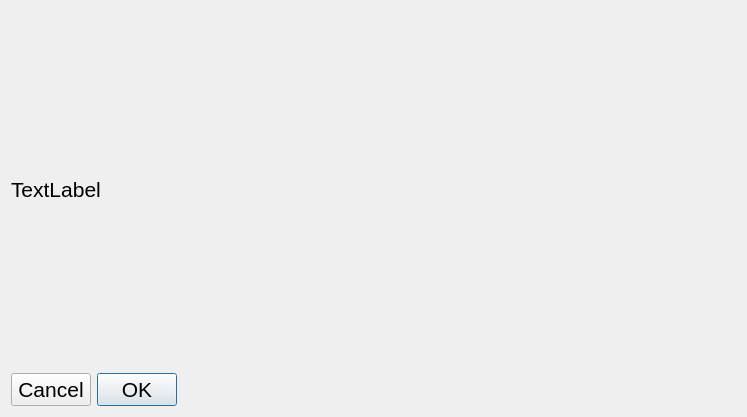
Old version of the form winnerwindow.ui in the repository btnt51/seaWars.
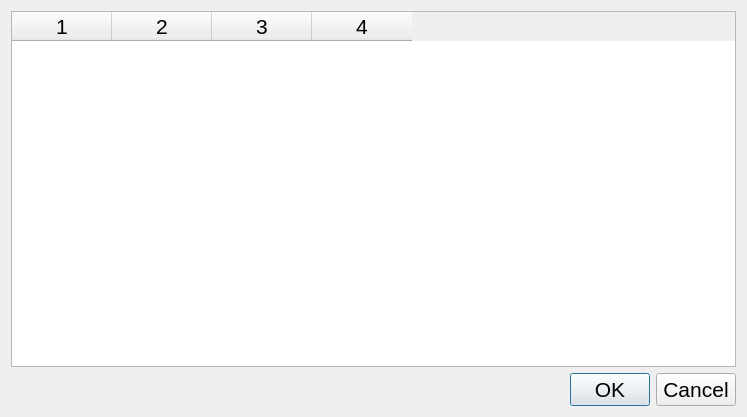
New version of the form.

What changed in the file:
```diff
--- a/winnerwindow.ui
+++ b/winnerwindow.ui
@@ -15,15 +15,19 @@
   </property>
   <layout class="QVBoxLayout" name="verticalLayout">
    <item>
-    <widget class="QLabel" name="label">
+    <widget class="QTableWidget" name="resTable">
      <property name="font">
       <font>
        <pointsize>16</pointsize>
       </font>
      </property>
-     <property name="text">
-      <string>TextLabel</string>
+     <property name="columnCount">
+      <number>4</number>
      </property>
+     <column/>
+     <column/>
+     <column/>
+     <column/>
     </widget>
    </item>
    <item>
@@ -34,7 +38,7 @@
       </font>
      </property>
      <property name="layoutDirection">
-      <enum>Qt::RightToLeft</enum>
+      <enum>Qt::LeftToRight</enum>
      </property>
      <property name="orientation">
       <enum>Qt::Horizontal</enum>
```
